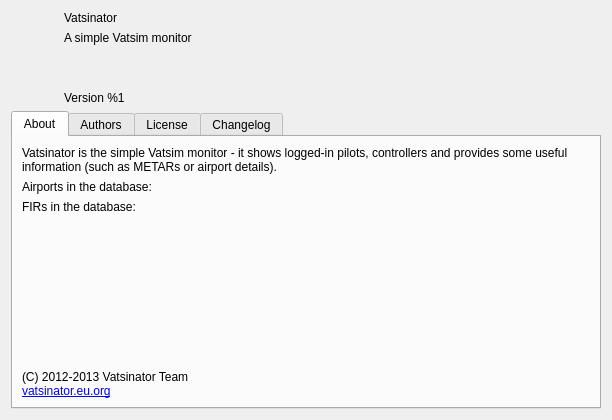
Vatsinator/vatsinator-legacy, file source/ui/resources/aboutwindow.ui: the form before one commit.
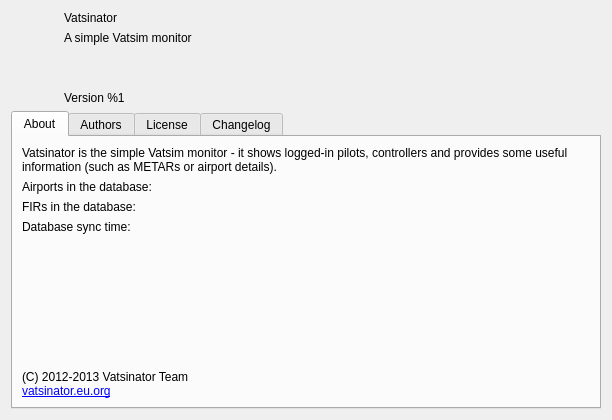
The form after the commit. Icons and pictures are not drawn.

```diff
--- a/source/ui/resources/aboutwindow.ui
+++ b/source/ui/resources/aboutwindow.ui
@@ -126,66 +126,75 @@
           </widget>
          </item>
          <item>
-          <layout class="QVBoxLayout" name="verticalLayout_4">
-           <item>
-            <layout class="QHBoxLayout" name="horizontalLayout_2">
-             <item>
-              <widget class="QLabel" name="label_6">
-               <property name="sizePolicy">
-                <sizepolicy hsizetype="Minimum" vsizetype="Preferred">
-                 <horstretch>0</horstretch>
-                 <verstretch>0</verstretch>
-                </sizepolicy>
-               </property>
-               <property name="text">
-                <string>Airports in the database:</string>
-               </property>
-               <property name="margin">
-                <number>5</number>
-               </property>
-              </widget>
-             </item>
-             <item>
-              <widget class="QLabel" name="AirportsInDatabaseLabel">
-               <property name="sizePolicy">
-                <sizepolicy hsizetype="MinimumExpanding" vsizetype="Preferred">
-                 <horstretch>0</horstretch>
-                 <verstretch>0</verstretch>
-                </sizepolicy>
+          <layout class="QGridLayout" name="gridLayout_4" columnstretch="1,3">
+           <item row="4" column="1">
+            <widget class="QLabel" name="SyncTimeLabel">
+             <property name="font">
+              <font>
+               <weight>75</weight>
+               <bold>true</bold>
+              </font>
                </property>
                <property name="text">
                 <string/>
                </property>
               </widget>
              </item>
-            </layout>
-           </item>
-           <item>
-            <layout class="QHBoxLayout" name="horizontalLayout_3">
-             <item>
+           <item row="2" column="0">
               <widget class="QLabel" name="label_8">
                <property name="text">
                 <string>FIRs in the database:</string>
                </property>
                <property name="margin">
-                <number>5</number>
+              <number>10</number>
                </property>
               </widget>
              </item>
-             <item>
+           <item row="4" column="0">
+            <widget class="QLabel" name="label_6">
+             <property name="text">
+              <string>Database sync time:</string>
+             </property>
+             <property name="margin">
+              <number>10</number>
+             </property>
+            </widget>
+           </item>
+           <item row="2" column="1">
               <widget class="QLabel" name="FirsInDatabaseLabel">
-               <property name="sizePolicy">
-                <sizepolicy hsizetype="MinimumExpanding" vsizetype="Preferred">
-                 <horstretch>0</horstretch>
-                 <verstretch>0</verstretch>
-                </sizepolicy>
+             <property name="font">
+              <font>
+               <weight>75</weight>
+               <bold>true</bold>
+              </font>
                </property>
                <property name="text">
                 <string/>
                </property>
               </widget>
              </item>
-            </layout>
+           <item row="1" column="0">
+            <widget class="QLabel" name="label_9">
+             <property name="text">
+              <string>Airports in the database:</string>
+             </property>
+             <property name="margin">
+              <number>10</number>
+             </property>
+            </widget>
+           </item>
+           <item row="1" column="1">
+            <widget class="QLabel" name="AirportsInDatabaseLabel">
+             <property name="font">
+              <font>
+               <weight>75</weight>
+               <bold>true</bold>
+              </font>
+             </property>
+             <property name="text">
+              <string/>
+             </property>
+            </widget>
            </item>
           </layout>
          </item>
```
Lines whose indentation alone changed are shown as unchanged.
